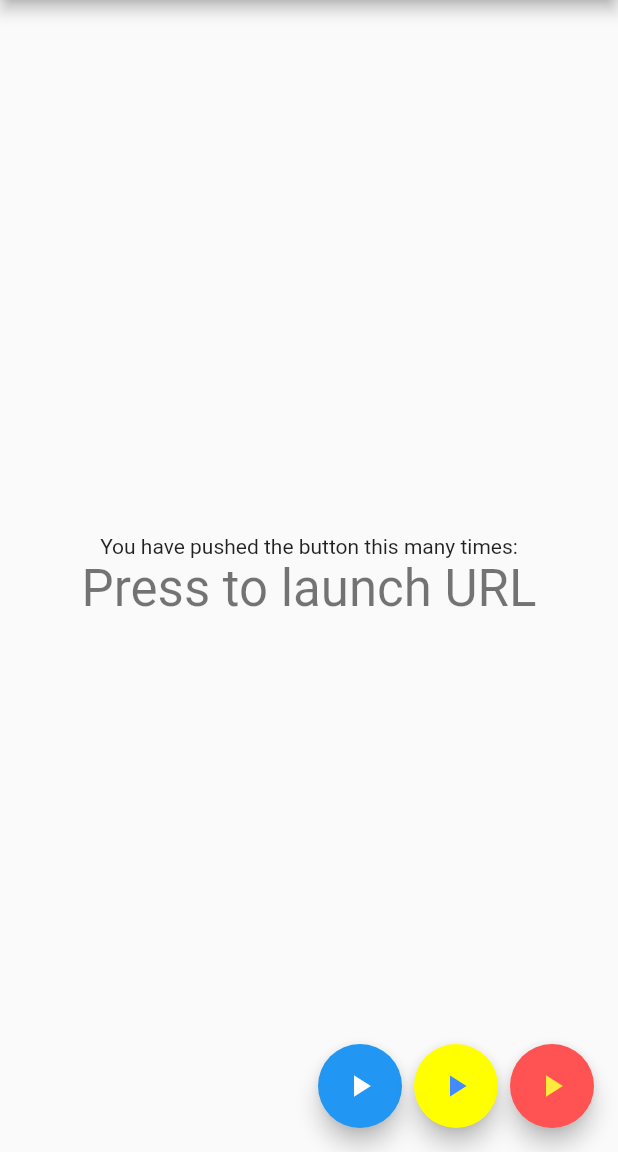
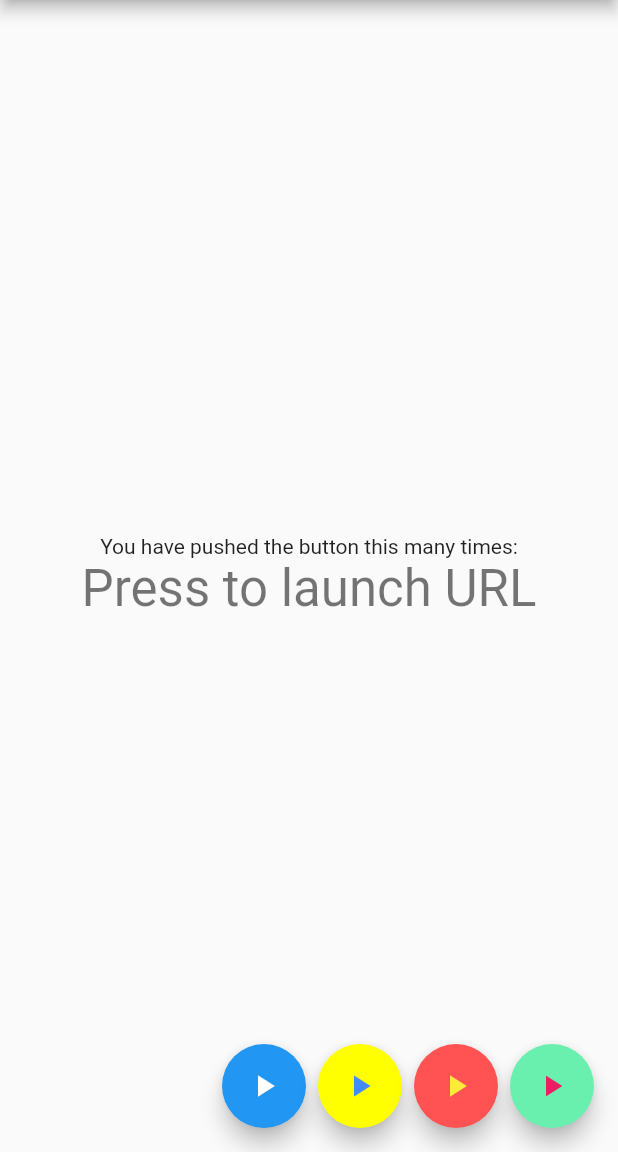
Before and after one commit to b14cknc0d3/extern_video_player_launcher, a Flutter app: the screen it shows after launch, on a phone screen of 412 x 824 dp, the part 84-1236 px from its top. Run offline on Flutter 3.47's test engine with Material 2 defaults, Android fonts, the phone set to English and light mode, and no system bars; missing offline and left inert: android_intent_plus.

```diff
--- a/example/lib/main.dart
+++ b/example/lib/main.dart
@@ -306,15 +306,32 @@ class _MyHomePageState extends State<MyHomePage> {
             onPressed: () {
               final _random = Random();
               var videoMap = mediaJSON[_random.nextInt(mediaJSON.length)];
-              ExternalVideoPlayerLauncher.launchOtherPlayer(
+              ExternalVideoPlayerLauncher.launchXplayer(
                   videoMap["sources"][0], MIME.applicationXMpegURL, {
                 "title": videoMap["title"],
               });
             },
-            tooltip: 'Launch VLC',
+            tooltip: 'Launch Xplayer',
             child: const Icon(
               Icons.play_arrow,
               color: Colors.yellow,
+            ),
+          ),
+          const SizedBox(
+            width: 8,
+          ),
+          FloatingActionButton(
+            backgroundColor: Colors.greenAccent,
+            onPressed: () {
+              final _random = Random();
+              var videoMap = mediaJSON[_random.nextInt(mediaJSON.length)];
+              ExternalVideoPlayerLauncher.launchOnlineMediaPlayer(
+                  videoMap["title"], videoMap["sources"][0], true, "");
+            },
+            tooltip: 'Launch Xplayer',
+            child: const Icon(
+              Icons.play_arrow,
+              color: Colors.pink,
             ),
           ),
         ],
--- a/pubspec.yaml
+++ b/pubspec.yaml
@@ -1,6 +1,6 @@
 name: external_video_player_launcher
-description: An external video player laucher that can lauch url/dir with MxPlayer and VLC player and Other Player
-version: 0.0.2
+description: An external video player laucher that can lauch url/dir with MxPlayer , VLC player and Other Player
+version: 0.0.3
 homepage: "https://github.com/b14cknc0d3/extern_video_player_launcher.git"
 
 platform:
```
Also changed, not shown: lib/external_video_player_launcher.dart (+30 -0 lines), example/pubspec.lock, 2 other files.
